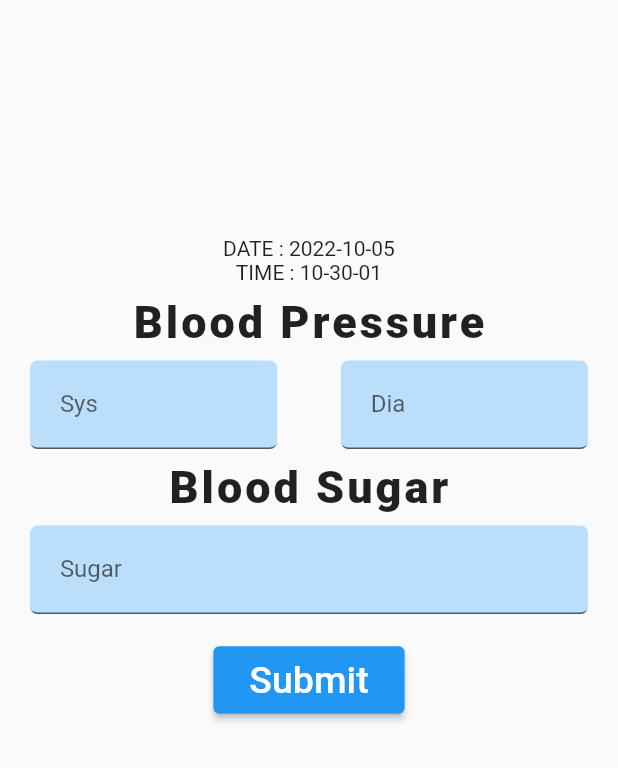
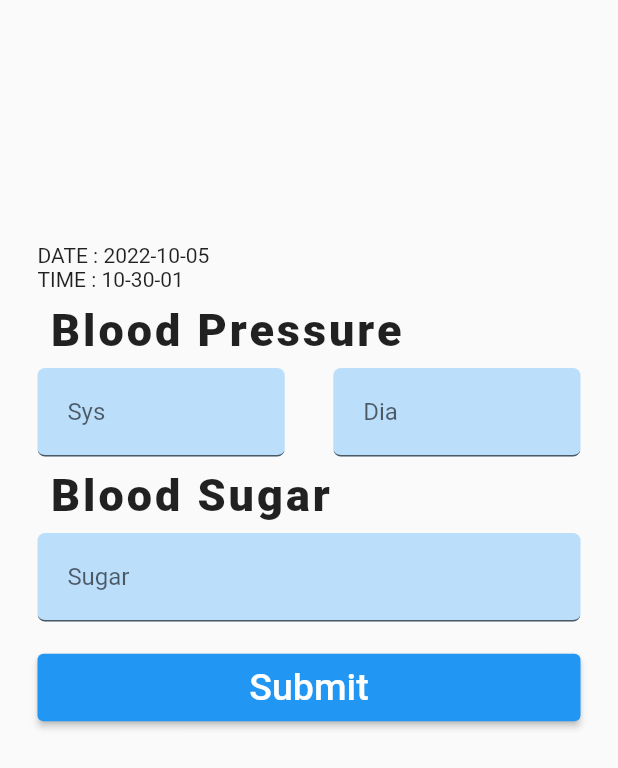
Before and after one commit to ShreyanshuShubham/medi_dex, a Flutter app: the FormFill widget shown alone on an empty page, opened directly, after a tap on "Submit", on a phone screen of 412 x 824 dp. Shown: the top 768 px of the screen. Run offline on Flutter 3.47's test engine with Material 2 defaults, Android fonts, the phone set to English and light mode, and no system bars; our stand-ins replace cloud_firestore, firebase_auth, firebase_core; accounts and stored records are empty; network calls fail.

```diff
--- a/lib/form_fill.dart
+++ b/lib/form_fill.dart
@@ -1,5 +1,6 @@
+import 'package:cloud_firestore/cloud_firestore.dart';
+import 'package:firebase_auth/firebase_auth.dart';
 import 'package:flutter/material.dart';
-import 'package:flutter/physics.dart';
 import 'package:intl/intl.dart';
 
 class FormFill extends StatefulWidget {
@@ -16,14 +17,28 @@ class _FormFillState extends State<FormFill> {
   // var dt = DateTime.now();
   String currentDate = DateFormat("yyyy-MM-dd").format(DateTime.now());
   String currentTime = DateFormat("HH-mm-ss").format(DateTime.now());
+  final user = FirebaseAuth.instance.currentUser!;
+  Future createEntry({required String sys,required String dia,required String sugar,required String date,required String time})async{
+    final docUser = FirebaseFirestore.instance.collection(user.email!.substring(0, user.email!.indexOf('@'))).doc("$date@$time");
+    final json = {
+      'date' : date,
+      'time' : time,
+      'sys' : sys,
+      'dia' : dia,
+      'sugar' : sugar,
+    };
+    await docUser.set(json);
+  }
+
+
+
   @override
   Widget build(BuildContext context) {
     // return const Center(child: Text("FormFill"),);
-    return Center(
-      child: Padding(
-        padding: const EdgeInsets.all(20.0),
-        child: Column(
-          children: [
+    return Padding(
+      padding: const EdgeInsets.all(25.0),
+      child: ListView(
+        children: [
             SizedBox(height: MediaQuery.of(context).size.height/6,),
             // Container(
             //   child: RichText(
@@ -59,13 +74,14 @@ class _FormFillState extends State<FormFill> {
                       filled: true,
                     ),
                     keyboardType: TextInputType.number,
+                    textInputAction: TextInputAction.next,
                   ),
                 ),
                 // SizedBox(width: 35,),
                 SizedBox(
                   width: MediaQuery.of(context).size.width /2.5,
                   child: TextField(
-                    controller: sysController,
+                    controller: diaController,
                     decoration: InputDecoration(
                       // prefixIcon: const ImageIcon(AssetImage('assets/blood-pressure.png'),color: Colors.black38,),
                       labelText: "  Dia",
@@ -74,6 +90,7 @@ class _FormFillState extends State<FormFill> {
                       filled: true,
                     ),
                     keyboardType: TextInputType.number,
+                    textInputAction: TextInputAction.next,
                   ),
                 ),
               ],
@@ -92,6 +109,7 @@ class _FormFillState extends State<FormFill> {
                 filled: true,
               ),
               keyboardType: TextInputType.number,
+              textInputAction: TextInputAction.done,
             ),
             const SizedBox(height: 20,),
             ElevatedButton(
@@ -100,11 +118,20 @@ class _FormFillState extends State<FormFill> {
                   setState(() {
                     currentDate = DateFormat("yyyy-MM-dd").format(DateTime.now());
                     currentTime = DateFormat("HH-mm-ss").format(DateTime.now());
+                    createEntry(
+                      sys: sysController.text,
+                      dia: diaController.text,
+                      sugar: sugarController.text,
+                      date: currentDate,
+                      time: currentTime
+                    );
+                    sysController.clear();
+                    diaController.clear();
+                    sugarController.clear();
                   });
                 },
             ),
           ],
-        ),
       ),
     );
   }
--- a/lib/main.dart
+++ b/lib/main.dart
@@ -1,6 +1,7 @@
 import 'package:firebase_auth/firebase_auth.dart';
 import 'package:firebase_core/firebase_core.dart';
 import 'package:flutter/material.dart';
+import 'package:flutter/services.dart';
 
 import 'login_page.dart';
 import 'home_page.dart';
@@ -8,7 +9,7 @@ import 'home_page.dart';
 Future<void> main() async {
   WidgetsFlutterBinding.ensureInitialized();
   await Firebase.initializeApp();
-  runApp(const MyApp());
+  SystemChrome.setPreferredOrientations([DeviceOrientation.portraitUp]).then((_) {runApp(const MyApp());});
 }
 class MyApp extends StatelessWidget {
   const MyApp({Key? key}) : super(key: key);
```
Also changed, not shown: lib/form_read.dart (+68 -1 lines), 2 other files.
